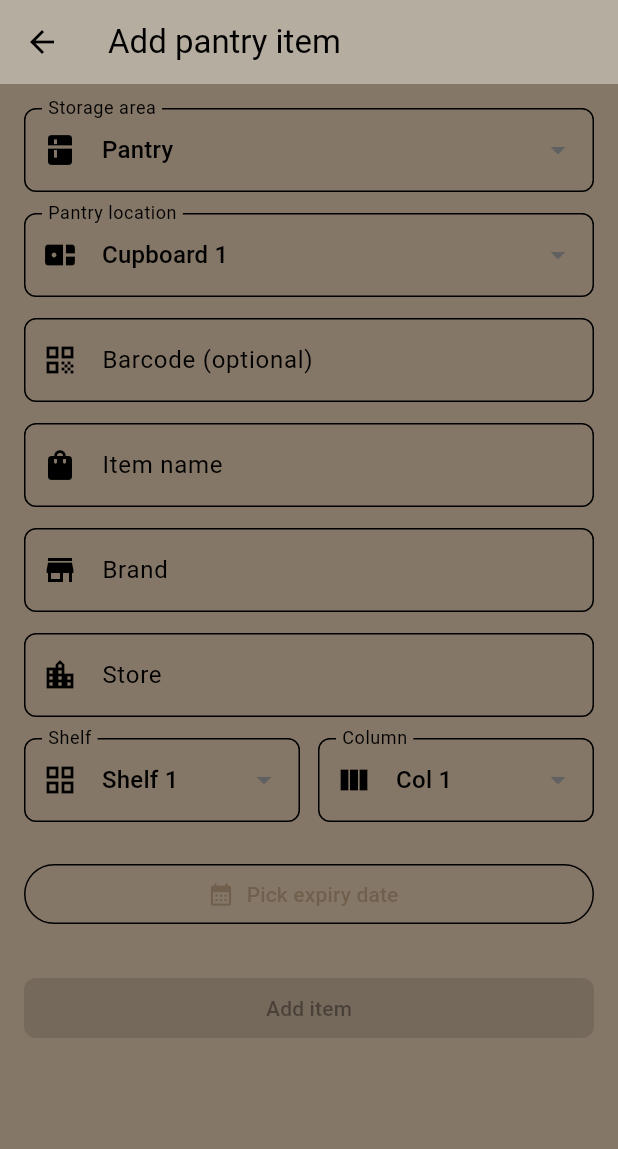
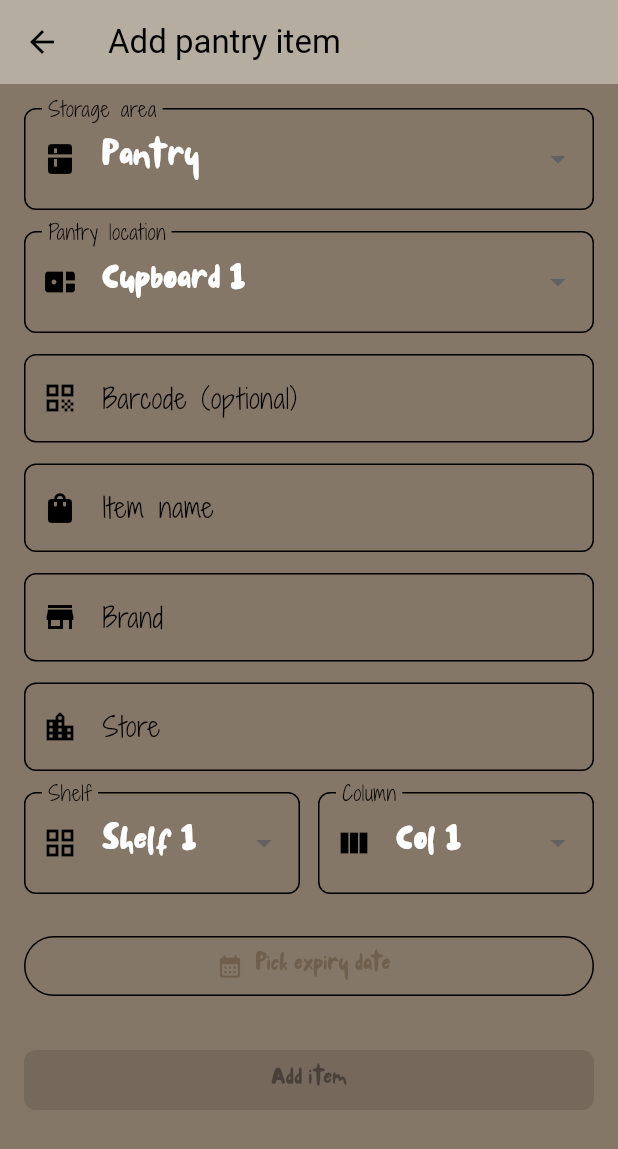
Before and after one commit to Lucia-C-S/organiz.ia, a Flutter app: the screen it shows after launch, after a tap on the "add" icon, on a phone screen of 412 x 824 dp. Shown: the top 1149 px of the screen. Run offline on Flutter 3.47's test engine with Material 3 defaults, Android fonts, the phone set to English and light mode, and no system bars; our stand-ins replace cloud_firestore, firebase_auth, firebase_core, firebase_storage, shared_preferences; missing offline and left inert: mobile_scanner; accounts and stored records are empty; network calls fail.

Commit message:
Add custom fonts and update text themes in the app

```diff
--- a/lib/main.dart
+++ b/lib/main.dart
@@ -2,7 +2,6 @@ import 'package:firebase_core/firebase_core.dart';
 import 'package:flutter/material.dart';
 import 'package:provider/provider.dart';
 
-import 'firebase_options.dart';
 import 'providers/pantry_provider.dart';
 import 'screens/home_screen.dart';
 import 'screens/pantry_map_screen.dart';
@@ -12,16 +11,19 @@ import 'screens/settings_screen.dart';
 
 Future<void> main() async {
 WidgetsFlutterBinding.ensureInitialized();
+
 try {
-   if (DefaultFirebaseOptions.isConfigured) {
-     await Firebase.initializeApp(options: DefaultFirebaseOptions.currentPlatform);
+   // On Android/iOS, Firebase will use the config from google-services.json / GoogleService-Info.plist.
+   // The app also supports a fallback to generated FirebaseOptions if they are later added by FlutterFire.
+   if (Firebase.apps.isEmpty) {
+     await Firebase.initializeApp();
    }
 } catch (error) {
-   debugPrint('Firebase initialization skipped: $error');
+   debugPrint('Firebase initialization failed: $error');
 }
+
 runApp(const PantryApp());
 }
-
 
 class PantryApp extends StatelessWidget {
   const PantryApp({super.key});
@@ -43,6 +45,43 @@ class PantryApp extends StatelessWidget {
                 surface: const Color.fromARGB(112, 245, 242, 236),
                 ),
               scaffoldBackgroundColor: Color.fromARGB(210, 107, 90, 71),
+
+                    textTheme: const TextTheme(
+
+    // Large page titles
+    headlineLarge: TextStyle(
+      fontFamily: 'titulo',
+      fontSize: 34,
+      fontWeight: FontWeight.bold,
+      color: Colors.white,
+    ),
+
+    // Section titles
+    titleMedium: TextStyle(
+      fontFamily: 'subtitulo',
+      fontSize: 24,
+      color: Colors.white,
+    ),
+
+    // Regular body text
+    bodyLarge: TextStyle(
+      fontFamily: 'letra',
+      fontSize: 18,
+      color: Colors.white,
+    ),
+
+    bodyMedium: TextStyle(
+      fontFamily: 'letra',
+      fontSize: 16,
+      color: Colors.white,
+    ),
+
+    labelLarge: TextStyle(
+      fontFamily: 'subtitulo',
+      fontSize: 16,
+    ),
+  ),
+
               cardTheme: CardThemeData(
                 elevation: 2,
                 margin: const EdgeInsets.symmetric(vertical: 8, horizontal: 6),
--- a/lib/services/firebase_service.dart
+++ b/lib/services/firebase_service.dart
@@ -2,7 +2,6 @@ import 'package:cloud_firestore/cloud_firestore.dart';
 import 'package:firebase_auth/firebase_auth.dart';
 import 'package:firebase_core/firebase_core.dart';
 
-import '../firebase_options.dart';
 import '../models/pantry_item.dart';
 
 class FirebaseService {
@@ -18,12 +17,8 @@ class FirebaseService {
     if (_initialized) return;
     try {
       if (Firebase.apps.isEmpty) {
-        if (!DefaultFirebaseOptions.isConfigured) {
-          throw StateError('Firebase is not configured.');
-        }
-        await Firebase.initializeApp(
-          options: DefaultFirebaseOptions.currentPlatform,
-        );
+        // Use the native Firebase config generated by google-services.json / GoogleService-Info.plist.
+        await Firebase.initializeApp();
       }
       _initialized = true;
       _currentUser = FirebaseAuth.instance.currentUser;
@@ -34,10 +29,16 @@ class FirebaseService {
     }
   }
 
+  Future<void> addProduct(String nombre, int cantidad) async {
+    await initialize();
+    await FirebaseFirestore.instance.collection('despensa').add({
+      'nombre': nombre,
+      'cantidad': cantidad,
+      'creado_en': FieldValue.serverTimestamp(),
+    });
+  }
+
   Future<bool> signInAnonymously() async {
-    if (!DefaultFirebaseOptions.isConfigured) {
-      return false;
-    }
     try {
       await initialize();
     } catch (_) {
```
Also changed, not shown: pubspec.yaml (+14 -14 lines), lib/fonts/letra.ttf (renamed from fonts/letra.ttf), lib/fonts/subtitulo.ttf (renamed from fonts/subtitulo.ttf), lib/fonts/titulo.ttf (renamed from fonts/titulo.ttf), pubspec.lock, 4 other files.
